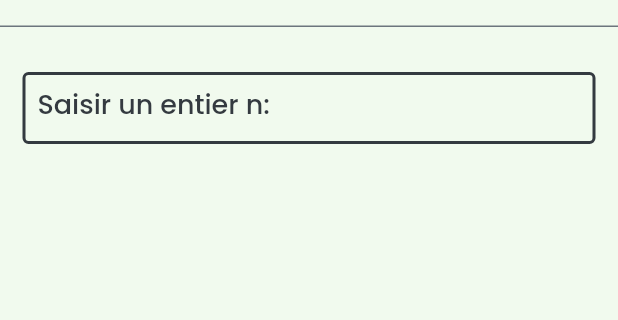
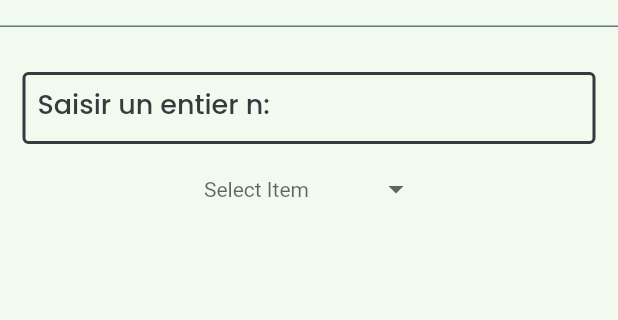
Before and after one commit to amenallahmenjli/Application-d-approximation, a Flutter app: the screen it shows after launch, on a phone screen of 412 x 824 dp, the part 60-380 px from its top. Run offline on Flutter 3.47's test engine with Material 2 defaults, Android fonts, the light colour scheme and no system bars; drawn by our look-alikes of dropdown_button2; our stand-ins replace flutter_svg; missing offline and left inert: cool_dropdown.

Commit message:
Initial addition of a dropdownButton

```diff
--- a/lib/Components/body.dart
+++ b/lib/Components/body.dart
@@ -1,7 +1,9 @@
 import 'package:approximation_app/constants/colors.dart';
 import 'package:approximation_app/constants/themes/dark.dart';
+import 'package:cool_dropdown/cool_dropdown.dart';
 import 'package:flutter/material.dart';
 
+import 'my_dropdown_controller.dart';
 import 'text_input.dart';
 
 // ignore: must_be_immutable
@@ -9,21 +11,27 @@ class Body extends StatelessWidget {
   Body({super.key, required this.themeData});
   final ValueNotifier<ThemeData> themeData;
 
-  TextEditingController controller = TextEditingController();
+  TextEditingController textController = TextEditingController();
+
+  DropdownController dropdownController = DropdownController();
 
   bool isNValid = false;
 
   @override
   Widget build(BuildContext context) {
     return Column(
-      mainAxisAlignment: MainAxisAlignment.spaceBetween,
+      mainAxisAlignment: MainAxisAlignment.start,
       children: [
         TextInput(
           color: themeData.value == darkTheme ? lightColor : darkColor,
-          controller: controller,
+          controller: textController,
           isValid: isNValid,
           text: "Saisir un entier n:",
-        )
+        ),
+        const SizedBox(
+          height: 10,
+        ),
+        MyDropdownButton()
       ],
     );
   }
--- /dev/null
+++ b/lib/Components/my_dropdown_controller.dart
@@ -0,0 +1,62 @@
+import 'package:approximation_app/constants/themes/text_styles.dart';
+import 'package:dropdown_button2/dropdown_button2.dart';
+import 'package:flutter/material.dart';
+
+import '../constants/colors.dart';
+import '../constants/themes/dark.dart';
+import '../main.dart';
+
+// ignore: must_be_immutable
+class MyDropdownButton extends StatefulWidget {
+  MyDropdownButton({super.key});
+
+  @override
+  State<MyDropdownButton> createState() => _MyDropdownButtonState();
+}
+
+class _MyDropdownButtonState extends State<MyDropdownButton> {
+  // Options in the dropdownbutton
+  final List<String> items = ['f(x)', 'g(g)'];
+
+  String? selectedValue;
+
+  @override
+  Widget build(BuildContext context) {
+    // I used the CoolDropdown widget because it's cool?
+    return DropdownButtonHideUnderline(
+      child: DropdownButton2(
+        hint: Text(
+          'Select Item',
+          style: TextStyle(
+            fontSize: 14,
+            color: Theme.of(context).hintColor,
+          ),
+        ),
+        items: items
+            .map((item) => DropdownMenuItem<String>(
+                  value: item,
+                  child: Text(
+                    item,
+                    style: const TextStyle(
+                      fontSize: 14,
+                    ),
+                  ),
+                ))
+            .toList(),
+        value: selectedValue,
+        onChanged: (value) {
+          setState(() {
+            selectedValue = value as String;
+          });
+        },
+        buttonStyleData: const ButtonStyleData(
+          height: 40,
+          width: 140,
+        ),
+        menuItemStyleData: const MenuItemStyleData(
+          height: 40,
+        ),
+      ),
+    );
+  }
+}
--- a/lib/constants/themes/text_styles.dart
+++ b/lib/constants/themes/text_styles.dart
@@ -18,3 +18,18 @@ TextStyle appBarTextStyleDark = appBarTextStyle.merge(const TextStyle(
 TextStyle appBarTextStyleLight = appBarTextStyle.merge(const TextStyle(
   color: darkColor,
 ));
+
+TextStyle dropdownButtonTextStyle = generalTextStyle.merge(const TextStyle(
+  fontSize: 14,
+  fontWeight: FontWeight.w600,
+));
+
+TextStyle dropdownButtonTextStyleDark =
+    dropdownButtonTextStyle.merge(const TextStyle(
+  color: lightColor,
+));
+
+TextStyle dropdownButtonTextStyleLight =
+    dropdownButtonTextStyle.merge(const TextStyle(
+  color: darkColor,
+));
--- a/pubspec.yaml
+++ b/pubspec.yaml
@@ -7,6 +7,8 @@ environment:
   sdk: '>=2.19.0 <3.0.0'
 
 dependencies:
+  cool_dropdown: ^2.0.1
+  dropdown_button2: ^2.1.0
   flutter:
     sdk: flutter
   flutter_svg: ^2.0.5
```
Also changed, not shown: pubspec.lock.
